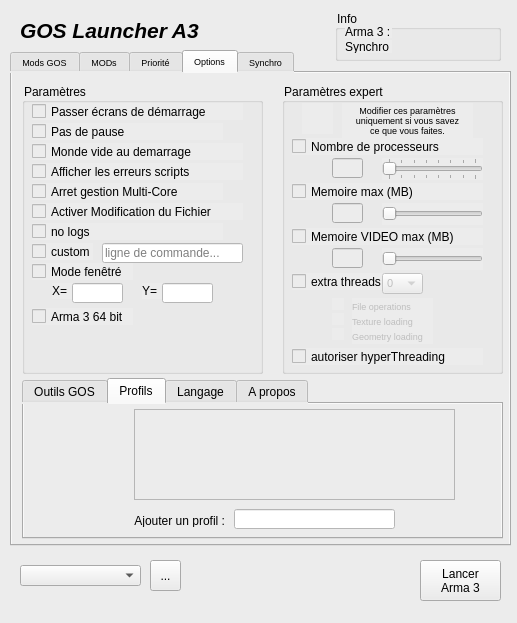
First picture: the form in principale.ui, repository ChristopheTdn/GOSLauncher_A3_Python_version, before the edit.
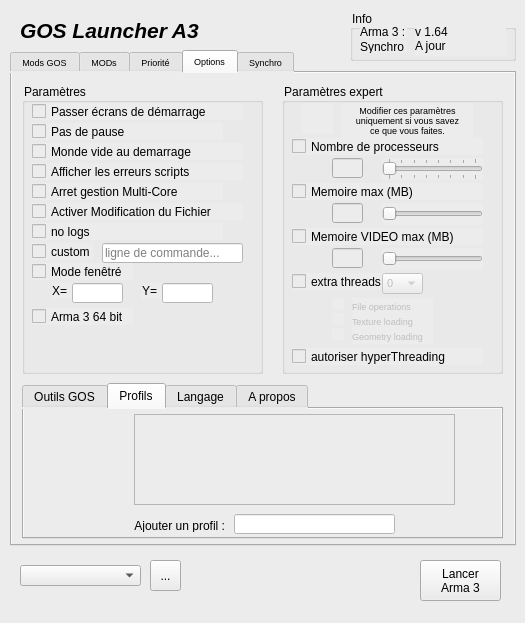
Second picture: the form after the edit. The open tabs and pages were chosen to show the change. Icons and pictures are not drawn.

Patch:
```diff
--- a/principale.ui
+++ b/principale.ui
@@ -6,7 +6,7 @@
    <rect>
     <x>0</x>
     <y>0</y>
-    <width>517</width>
+    <width>525</width>
     <height>623</height>
    </rect>
   </property>
@@ -29,7 +29,7 @@
      <rect>
       <x>10</x>
       <y>50</y>
-      <width>501</width>
+      <width>506</width>
       <height>496</height>
      </rect>
     </property>
@@ -1381,9 +1381,9 @@
       <property name="geometry">
        <rect>
         <x>10</x>
-        <y>305</y>
+        <y>310</y>
         <width>481</width>
-        <height>161</height>
+        <height>156</height>
        </rect>
       </property>
       <property name="currentIndex">
@@ -3212,7 +3212,7 @@
    <widget class="QGroupBox" name="groupBox_info">
     <property name="geometry">
      <rect>
-      <x>335</x>
+      <x>350</x>
       <y>10</y>
       <width>166</width>
       <height>51</height>
@@ -3253,6 +3253,36 @@
       <string>Synchro :</string>
      </property>
     </widget>
+    <widget class="QLabel" name="label_info_arma3_version">
+     <property name="geometry">
+      <rect>
+       <x>65</x>
+       <y>14</y>
+       <width>91</width>
+       <height>16</height>
+      </rect>
+     </property>
+     <property name="text">
+      <string>v 1.64</string>
+     </property>
+    </widget>
+    <widget class="QLabel" name="label_info_synchro_taille">
+     <property name="geometry">
+      <rect>
+       <x>65</x>
+       <y>25</y>
+       <width>91</width>
+       <height>21</height>
+      </rect>
+     </property>
+     <property name="text">
+      <string>A jour</string>
+     </property>
+    </widget>
+    <zorder>label_info_arma3</zorder>
+    <zorder>label_info_synchro</zorder>
+    <zorder>label_info_synchro_taille</zorder>
+    <zorder>label_info_arma3_version</zorder>
    </widget>
   </widget>
  </widget>
```
Left out of the diff: 112 changed lines with no effect on the pictures.
